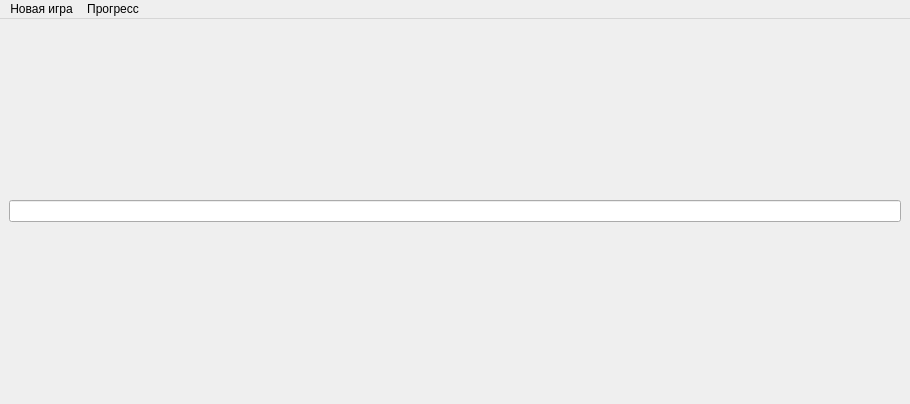
This is MyMainForm.ui in KirillShevnin1/MyFirstProgramm as Qt 5 draws it before an edit. The edited form follows.
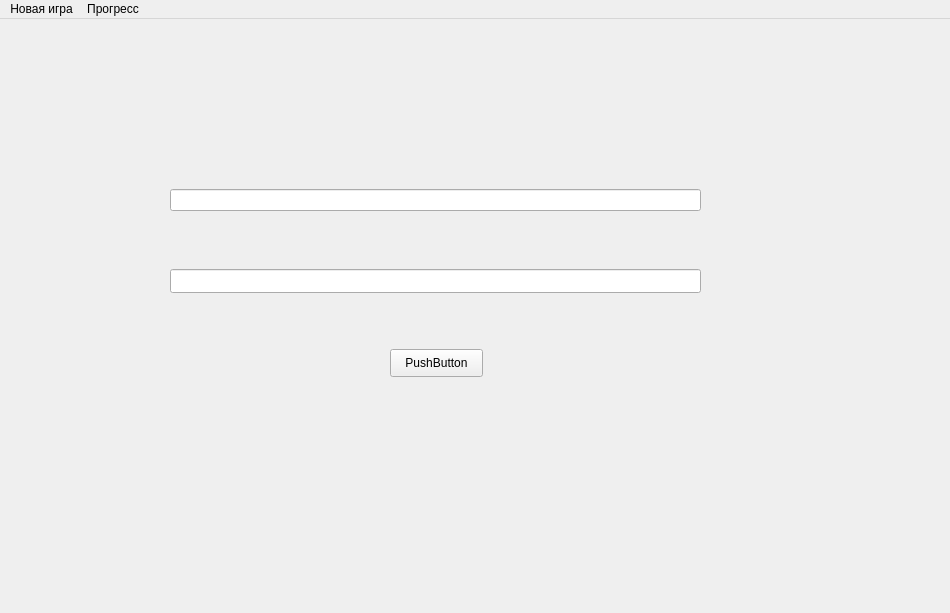
This is the edited form.

```diff
--- a/MyMainForm.ui
+++ b/MyMainForm.ui
@@ -6,29 +6,54 @@
    <rect>
     <x>0</x>
     <y>0</y>
-    <width>910</width>
-    <height>404</height>
+    <width>950</width>
+    <height>613</height>
    </rect>
   </property>
   <property name="windowTitle">
    <string>Моё приложение </string>
   </property>
   <widget class="QWidget" name="centralwidget">
-   <layout class="QVBoxLayout" name="verticalLayout">
-    <item>
-     <layout class="QVBoxLayout" name="verticalLayout_2"/>
-    </item>
-    <item>
-     <widget class="QLineEdit" name="lineEdit"/>
-    </item>
-   </layout>
+   <widget class="QLineEdit" name="lineEditEnterText">
+    <property name="geometry">
+     <rect>
+      <x>170</x>
+      <y>250</y>
+      <width>531</width>
+      <height>24</height>
+     </rect>
+    </property>
+   </widget>
+   <widget class="QLineEdit" name="lineEditOutputText">
+    <property name="geometry">
+     <rect>
+      <x>170</x>
+      <y>170</y>
+      <width>531</width>
+      <height>22</height>
+     </rect>
+    </property>
+   </widget>
+   <widget class="QPushButton" name="pushButton">
+    <property name="geometry">
+     <rect>
+      <x>390</x>
+      <y>330</y>
+      <width>93</width>
+      <height>28</height>
+     </rect>
+    </property>
+    <property name="text">
+     <string>PushButton</string>
+    </property>
+   </widget>
   </widget>
   <widget class="QMenuBar" name="menubar">
    <property name="geometry">
     <rect>
      <x>0</x>
      <y>0</y>
-     <width>910</width>
+     <width>950</width>
      <height>26</height>
     </rect>
    </property>
```
